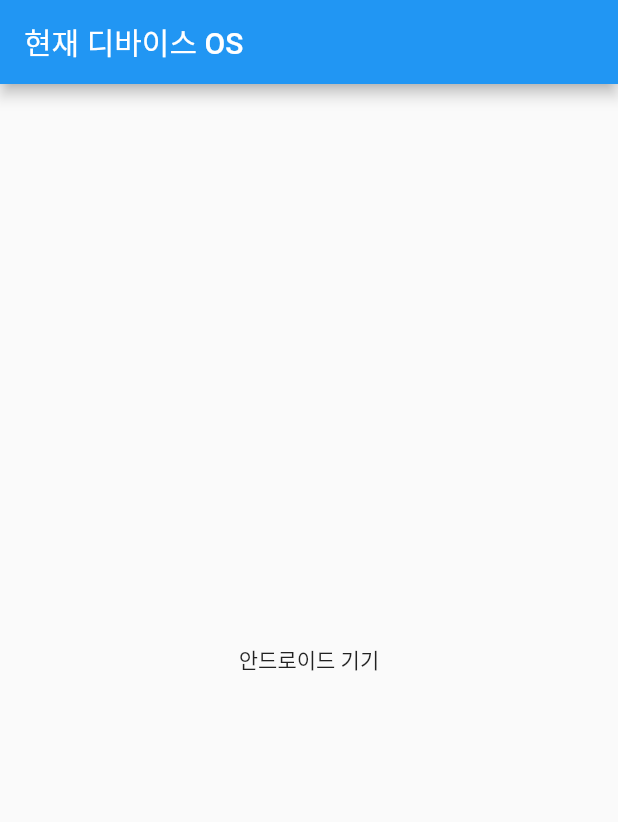
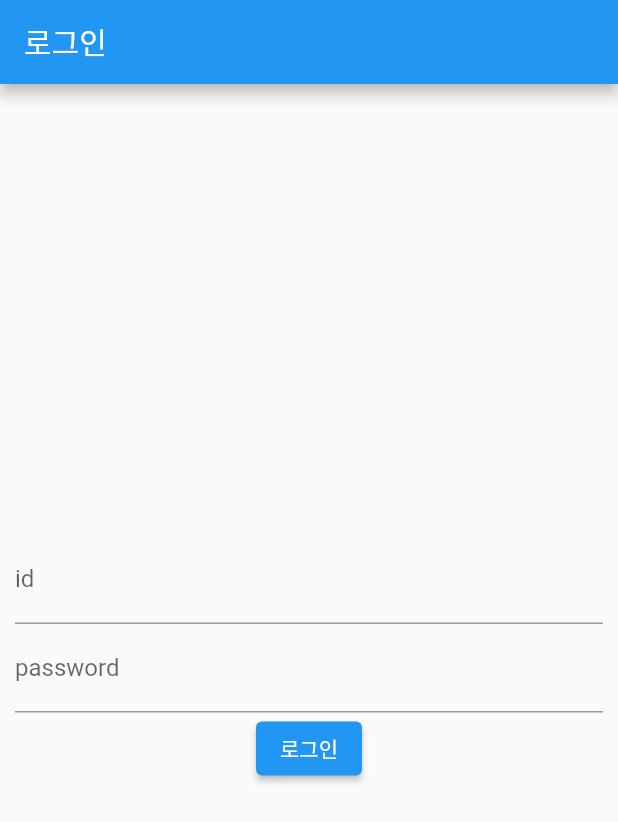
Before and after one commit to ji-hyun219/flutter_practice, a Flutter app: the screen it shows after launch, on a phone screen of 412 x 824 dp. Shown: the top 822 px of the screen. Run offline on Flutter 3.47's test engine with Material 2 defaults, Android fonts, the phone set to English and light mode, and no system bars; our stand-ins replace carousel_slider, device_info_plus, firebase_core, firebase_dynamic_links, flutter_secure_storage, get and 3 more; accounts and stored records are empty.

Commit message:
feat(SecureStorage): login, logout

```diff
--- a/lib/main.dart
+++ b/lib/main.dart
@@ -6,7 +6,7 @@ import 'package:flutter/material.dart';
 // // import 'package:my_app/pages/tapboxB.dart';
 // import 'package:my_app/pages/tapboxC.dart';
 import 'package:get/get.dart';
-import 'package:my_app/pages/info/get_device_info.dart';
+import 'package:my_app/pages/login/login_page.dart';
 import 'package:my_app/pages/make_dummy_data.dart';
 // import 'package:my_app/pages/slider.dart';
 // import 'package:my_app/pages/todo_list.dart';
@@ -41,7 +41,8 @@ void main() {
       // home: DropDownPage(),
       // home: TabBarPage()
       // home: PacakgeInfoPage(title: 'PackageInfo example app'),
-      home: GetMyDeviceInfo(),
+      // home: GetMyDeviceInfo(),
+      home: MyLoginPage(title: '로그인'),
     ),
   );
   // loadAddress();
--- /dev/null
+++ b/lib/pages/login/login_page.dart
@@ -0,0 +1,120 @@
+import 'package:flutter/cupertino.dart';
+import 'package:flutter/material.dart';
+import 'package:flutter_secure_storage/flutter_secure_storage.dart';
+import 'package:my_app/pages/login/logout_page.dart';
+
+void main() {
+  runApp(MyApp());
+}
+
+class MyApp extends StatelessWidget {
+  @override
+  Widget build(BuildContext context) {
+    return MaterialApp(
+      title: 'Flutter Secure Storage',
+      theme: ThemeData(
+        primarySwatch: Colors.blue,
+        visualDensity: VisualDensity.adaptivePlatformDensity,
+      ),
+      home: const MyLoginPage(title: 'Secure Storage Login'),
+    );
+  }
+}
+
+class MyLoginPage extends StatefulWidget {
+  final String title;
+  const MyLoginPage({Key? key, required this.title}) : super(key: key);
+
+  @override
+  State<MyLoginPage> createState() => _MyLoginPageState();
+}
+
+class _MyLoginPageState extends State<MyLoginPage> {
+  late TextEditingController idController;
+  late TextEditingController passController;
+  String? userInfo; // user 의 정보를 저장하기 위한 변수
+
+  static const storage =
+      FlutterSecureStorage(); // flutter_secure_storage 사용을 위한 초기화 작업
+
+  @override
+  void initState() {
+    idController = TextEditingController();
+    passController = TextEditingController();
+
+    // 비동기로 flutter secure storage 정보를 불러오는 작업
+    WidgetsBinding.instance.addPostFrameCallback((_) {
+      _asyncMethod();
+    });
+    super.initState();
+  }
+
+  _asyncMethod() async {
+    // read 함수를 통하여 key 값에 맞는 정보를 불러오게 됩니다.
+    // 이때 불러오는 결과의 타입은 String 타입임을 기억해야 합니다.
+    // 데이터가 없을 때는 null 을 반환을 합니다.
+
+    userInfo = await storage.read(key: "login");
+
+    // Do not use BuildContexts across async gaps
+    if (!mounted) return;
+
+    // user 의 정보가 있다면 바로 로그아웃 페이지로 넘어가게 합니다
+    if (userInfo != null) {
+      Navigator.pushReplacement(
+          context,
+          CupertinoPageRoute(
+              builder: (context) => LogOutPage(
+                    id: userInfo!.split(" ")[1],
+                    password: userInfo!.split(" ")[3],
+                  )));
+    }
+  }
+
+  @override
+  Widget build(BuildContext context) {
+    return Scaffold(
+        appBar: AppBar(
+          title: Text(widget.title),
+        ),
+        body: Padding(
+            padding: const EdgeInsets.all(10.0),
+            child: Center(
+              child: Column(
+                mainAxisAlignment: MainAxisAlignment.center,
+                children: [
+                  TextField(
+                    controller: idController,
+                    decoration: const InputDecoration(labelText: "id"),
+                  ),
+                  TextField(
+                    controller: passController,
+                    decoration: const InputDecoration(labelText: "password"),
+                  ),
+                  ElevatedButton(
+                    onPressed: () async {
+                      // write 함수를 통하여 key에 맞는 정보를 적게 됩니다.
+                      //{"login" : "id id_value password password_value"}
+                      //와 같은 형식으로 저장이 된다고 생각을 하면 됩니다.
+                      await storage.write(
+                          key: "login",
+                          value:
+                              "id ${idController.text} password ${passController.text}");
+
+                      if (!mounted) return;
+                      Navigator.pushReplacement(
+                        context,
+                        CupertinoPageRoute(
+                            builder: (context) => LogOutPage(
+                                  id: idController.text,
+                                  password: passController.text,
+                                )),
+                      );
+                    },
+                    child: const Text("로그인"),
+                  )
+                ],
+              ),
+            )));
+  }
+}
--- a/pubspec.yaml
+++ b/pubspec.yaml
@@ -42,6 +42,7 @@ dependencies:
   carousel_slider: ^4.1.1
   package_info_plus: ^1.4.3
   device_info_plus: ^4.0.1
+  flutter_secure_storage: ^5.0.2
 
 dev_dependencies:
   flutter_test:
```
Also changed, not shown: lib/pages/login/logout_page.dart (added, +60 -0 lines), pubspec.lock, 6 other files.
